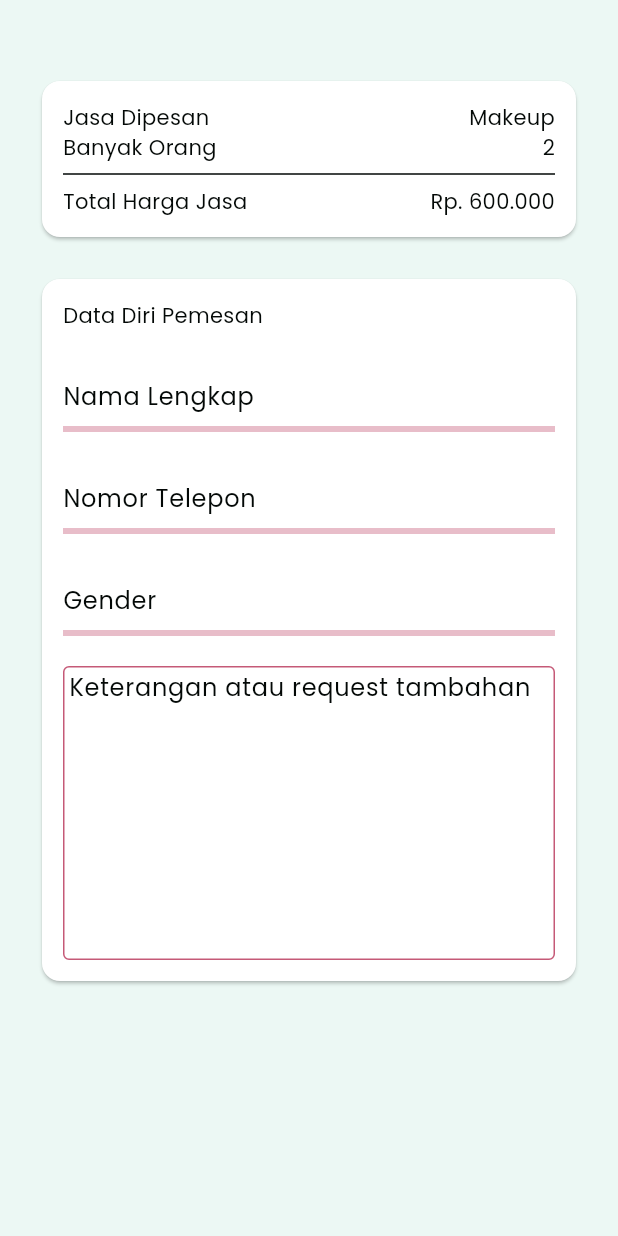
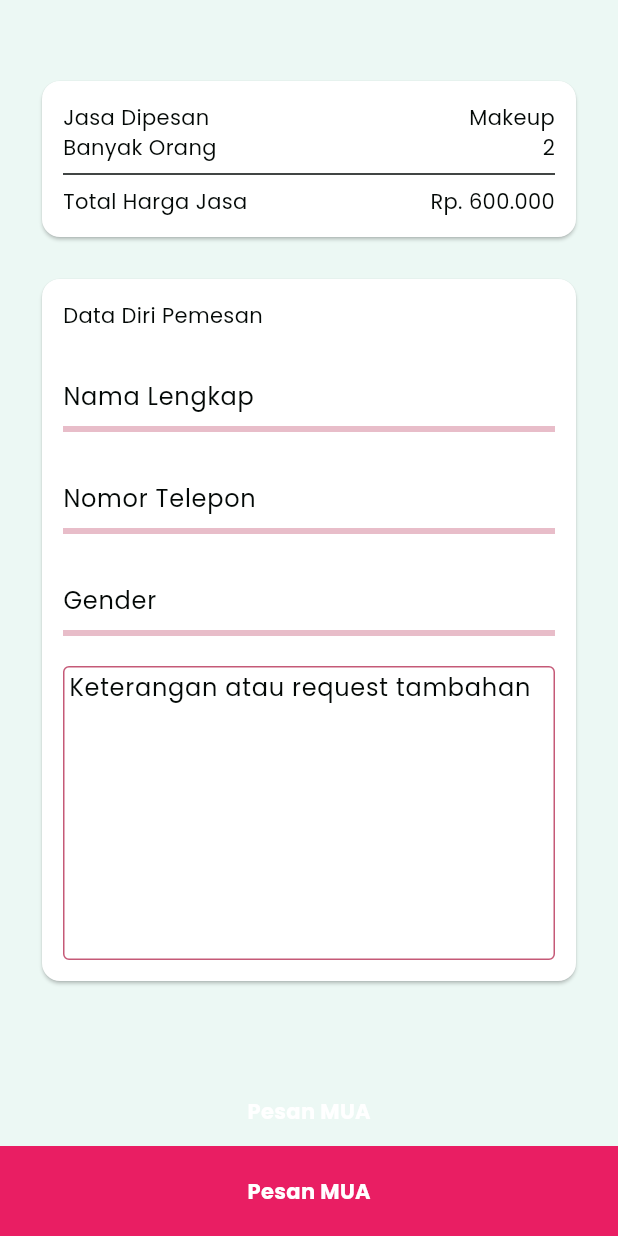
Before and after one commit to farhanizazz/Riasin, a Flutter app: the screen it shows after launch, on a phone screen of 412 x 824 dp. Run offline on Flutter 3.47's test engine with Material 2 defaults, Android fonts, the phone set to English and light mode, and no system bars; our stand-ins replace carousel_slider, cool_alert, dio, flutter_secure_storage, flutter_svg, google_fonts and 2 more.

Commit message:
- Detail Pesanan

```diff
--- a/lib/layout/client/dashboard_client.dart
+++ b/lib/layout/client/dashboard_client.dart
@@ -3,6 +3,9 @@ import 'package:riasin_app/layout/mua/dashboard_mua.dart';
 import 'package:carousel_slider/carousel_slider.dart';
 
 class DashboardClient extends StatefulWidget {
+  final String token;
+
+  DashboardClient({required this.token});
   @override
   _DashboardClientState createState() => _DashboardClientState();
 }
--- a/lib/layout/mua/detail_pesanan.dart
+++ b/lib/layout/mua/detail_pesanan.dart
@@ -1,3 +1,4 @@
+import 'package:cool_alert/cool_alert.dart';
 import 'package:flutter/material.dart';
 
 class DetailPesanan extends StatelessWidget {
@@ -13,8 +14,14 @@ class DetailPesanan extends StatelessWidget {
         body: SingleChildScrollView(
           child: Container(
               color: const Color(0xFFECF8F4),
-          height: MediaQuery.of(context).size.height,
-          width: MediaQuery.of(context).size.width,
+              height: MediaQuery
+                  .of(context)
+                  .size
+                  .height,
+              width: MediaQuery
+                  .of(context)
+                  .size
+                  .width,
               child: Padding(
                 padding: EdgeInsets.only(top: 50, right: 24, left: 24),
                 child: Column(children: [
@@ -25,14 +32,16 @@ class DetailPesanan extends StatelessWidget {
                           child: Column(
                             children: [
                               Row(
-                            mainAxisAlignment: MainAxisAlignment.spaceBetween,
+                                mainAxisAlignment: MainAxisAlignment
+                                    .spaceBetween,
                                 children: [
                                   Text("Jasa Dipesan"),
                                   Text("Makeup"),
                                 ],
                               ),
                               Row(
-                            mainAxisAlignment: MainAxisAlignment.spaceBetween,
+                                mainAxisAlignment: MainAxisAlignment
+                                    .spaceBetween,
                                 children: [
                                   Text("Banyak Orang"),
                                   Text("2"),
@@ -40,7 +49,8 @@ class DetailPesanan extends StatelessWidget {
                               ),
                               Divider(),
                               Row(
-                            mainAxisAlignment: MainAxisAlignment.spaceBetween,
+                                mainAxisAlignment: MainAxisAlignment
+                                    .spaceBetween,
                                 children: [
                                   Text("Total Harga Jasa"),
                                   Text("Rp. 600.000"),
@@ -60,7 +70,8 @@ class DetailPesanan extends StatelessWidget {
                               const SizedBox(height: 20),
                               customTextField("Nama Lengkap", _nameController),
                               const SizedBox(height: 20),
-                          customTextField("Nomor Telepon", _phoneController),
+                              customTextField(
+                                  "Nomor Telepon", _phoneController),
                               const SizedBox(height: 20),
                               customTextField("Gender", _genderController),
                               const SizedBox(height: 20),
@@ -74,25 +85,58 @@ class DetailPesanan extends StatelessWidget {
                                   ),
                                   enabledBorder: OutlineInputBorder(
                                       borderSide: BorderSide(
-                                      color: Theme.of(context)
+                                          color: Theme
+                                              .of(context)
                                               .colorScheme
                                               .primary)),
                                   focusedBorder: OutlineInputBorder(
                                       borderSide: BorderSide(
-                                      color: Theme.of(context)
+                                          color: Theme
+                                              .of(context)
                                               .colorScheme
                                               .primary)),
                                 ),
                               )
                             ],
-                      )))
+                          ))),
+                  Expanded(
+                    child: InkWellWithAnimation(
+                        color: Colors.pink,
+                        textColor: Colors.white,
+                        text: 'Pesan MUA',
+                        onTap: () {
+                          CoolAlert.show(
+                              context: context,
+                              type: CoolAlertType.error,
+                              text:
+                              "Pesanan penuh pada tanggal yang dipilih!");
+                        }),
+                  ),
                 ]),
               )),
-    ));
+        ),
+      bottomNavigationBar: Row(
+        children: [
+          Expanded(
+            child: InkWellWithAnimation(
+                color: Colors.pink,
+                textColor: Colors.white,
+                text: 'Pesan MUA',
+                onTap: () {
+                  CoolAlert.show(
+                      context: context,
+                      type: CoolAlertType.error,
+                      text:
+                      "Pesanan penuh pada tanggal yang dipilih!");
+                }),
+          ),
+        ],
+      ),
+    );
   }
 
-  TextField customTextField(
-      String label, TextEditingController _nameController) {
+  TextField customTextField(String label,
+      TextEditingController _nameController) {
     return TextField(
       controller: _nameController,
       decoration: InputDecoration(
@@ -103,3 +147,67 @@ class DetailPesanan extends StatelessWidget {
     );
   }
 }
+
+class InkWellWithAnimation extends StatefulWidget {
+  final Color color;
+  final Color textColor;
+  final String text;
+  final Function()? onTap;
+
+  InkWellWithAnimation(
+      {required this.color,
+        required this.textColor,
+        required this.text,
+        this.onTap});
+
+  @override
+  _InkWellWithAnimationState createState() => _InkWellWithAnimationState();
+}
+
+class _InkWellWithAnimationState extends State<InkWellWithAnimation> {
+  bool isPressed = false;
+
+  @override
+  Widget build(BuildContext context) {
+    return InkWell(
+      onTap: widget.onTap,
+      onTapDown: (details) {
+        setState(() {
+          isPressed = true;
+        });
+      },
+      onTapCancel: () {
+        setState(() {
+          isPressed = false;
+        });
+      },
+      onTapUp: (details) {
+        setState(() {
+          isPressed = false;
+        });
+      },
+      child: Ink(
+        decoration: BoxDecoration(
+          color: isPressed ? widget.color.withOpacity(0.5) : widget.color,
+        ),
+        child: InkWell(
+          // Dalam Ink, gunakan InkWell yang memiliki child
+          child: Container(
+            padding: EdgeInsets.symmetric(vertical: 20),
+            child: Row(
+              mainAxisAlignment: MainAxisAlignment.center,
+              children: [
+                Text(
+                  widget.text,
+                  style: TextStyle(
+                      fontWeight: FontWeight.bold,
+                      color: isPressed ? Colors.grey : widget.textColor),
+                ),
+              ],
+            ),
+          ),
+        ),
+      ),
+    );
+  }
+}
--- a/lib/main.dart
+++ b/lib/main.dart
@@ -10,8 +10,6 @@ import 'package:riasin_app/layout/mua/detail_pesanan.dart';
 import 'package:riasin_app/layout/mua/detail_mua.dart';
 import 'package:riasin_app/layout/register_pages/register_page.dart';
 import 'package:riasin_app/providers/form_data_provider.dart';
-
-import 'Url.dart';
 import 'package:dio/dio.dart' as dio;
 import 'package:riasin_app/layout/mua/dashboard_mua.dart';
 import 'package:riasin_app/layout/client/dashboard_client.dart';
@@ -137,6 +135,7 @@ class Home extends StatefulWidget {
 
 class _HomeState extends State<Home> {
   final _storage = const FlutterSecureStorage();
+  final String baseUrl = "http://taek.com";
 
   final Dio = dio.Dio();
 
```
Lines whose indentation alone changed are shown as unchanged.
